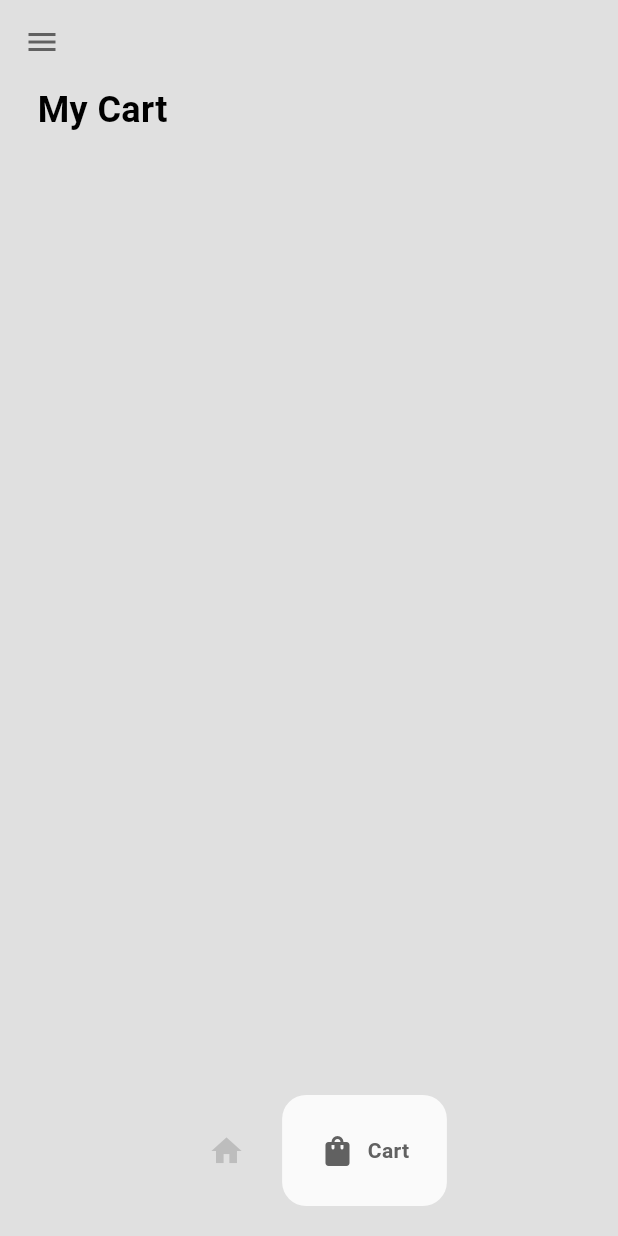
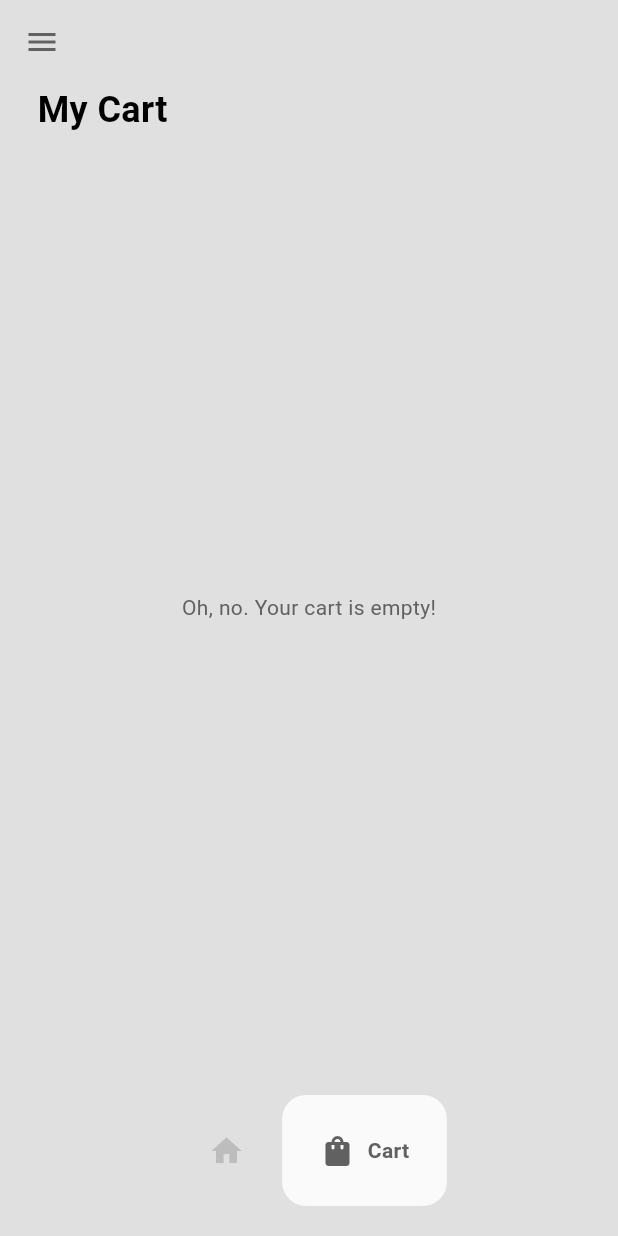
Before and after one commit to ShahedNoor/flutter-nike, a Flutter app: the HomePage screen opened directly, item 2 of the bottom bar chosen, on a phone screen of 412 x 824 dp. Run offline on Flutter 3.47's test engine with Material 3 defaults, Android fonts, the phone set to English and light mode, and no system bars; drawn by our look-alikes of google_nav_bar; missing offline and left inert: dart:js.

Commit message:
Ready to use

```diff
--- a/lib/pages/cart_page.dart
+++ b/lib/pages/cart_page.dart
@@ -1,6 +1,5 @@
 import 'dart:js';
 
-import 'package:flutter/cupertino.dart';
 import 'package:flutter/material.dart';
 import 'package:nike/components/cart_item.dart';
 import 'package:nike/data/products.dart';
@@ -13,7 +12,9 @@ class CartPage extends StatelessWidget {
   @override
   Widget build(BuildContext context) {
     return Consumer<Products>(
-      builder: (context, value, child) => Padding(
+      builder: (context, value, child) {
+        var cartItems = value.getUserCart();
+        return Padding(
           padding: const EdgeInsets.symmetric(horizontal: 25.0),
           child: Column(
             crossAxisAlignment: CrossAxisAlignment.start,
@@ -29,20 +30,55 @@ class CartPage extends StatelessWidget {
               const SizedBox(
                 height: 10,
               ),
+              if (cartItems.isEmpty)
+                Expanded(
+                  child: Center(
+                    child: Text(
+                      'Oh, no. Your cart is empty!',
+                      style: TextStyle(
+                          color: Theme.of(context).colorScheme.primary),
+                    ),
+                  ),
+                )
+              else
                 Expanded(
                   child: ListView.builder(
-                itemCount: value.getUserCart().length,
+                    itemCount: cartItems.length,
                     itemBuilder: (context, index) {
-                  ProductsModel individualProduct = value.getUserCart()[index];
+                      ProductsModel individualProduct = cartItems[index];
                       return CartItem(
                         productsModel: individualProduct,
                       );
                     },
                   ),
                 ),
+              if (cartItems.isNotEmpty)
+                Align(
+                  alignment: Alignment.center,
+                  child: SizedBox(
+                    height: 60,
+                    width: MediaQuery.sizeOf(context).width >= 600
+                        ? 600
+                        : MediaQuery.sizeOf(context).width,
+                    child: MaterialButton(
+                      color: Theme.of(context).colorScheme.onBackground,
+                      shape: RoundedRectangleBorder(
+                        borderRadius: BorderRadius.circular(12.0),
+                      ),
+                      onPressed: () {},
+                      child: Text(
+                        'Pay Now',
+                        style: TextStyle(
+                          color: Theme.of(context).colorScheme.secondary,
+                        ),
+                      ),
+                    ),
+                  ),
+                )
             ],
           ),
-      ),
+        );
+      },
     );
   }
 }
--- a/lib/pages/intro_page.dart
+++ b/lib/pages/intro_page.dart
@@ -72,11 +72,11 @@ class IntroPage extends StatelessWidget {
                       color: Theme.of(context).colorScheme.onBackground,
                       borderRadius: BorderRadius.circular(12.0),
                     ),
-                    child: const Center(
+                    child: Center(
                       child: Text(
                         'Shop Now',
                         style: TextStyle(
-                          color: Colors.white,
+                          color: Theme.of(context).colorScheme.background,
                         ),
                       ),
                     ),
```
Lines whose indentation alone changed are shown as unchanged.
